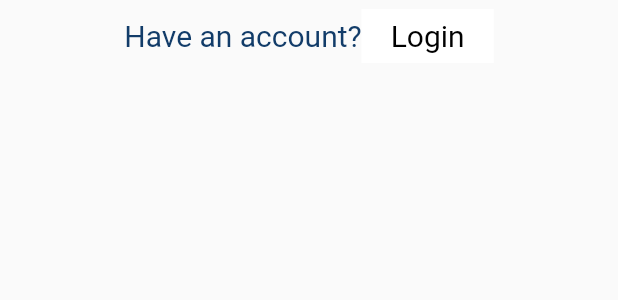
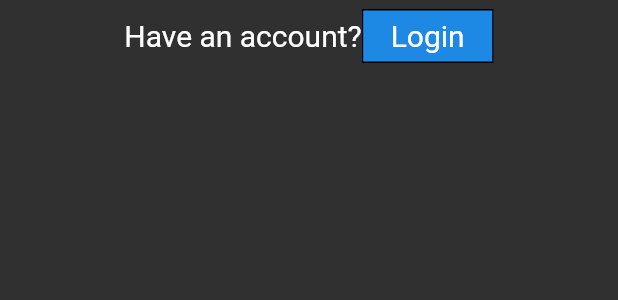
Before and after one commit to marawanthedev/FoodLyft, a Flutter app: the CustomFooter widget shown alone on an empty page, opened directly, on a phone screen of 412 x 824 dp. Shown: the top 300 px of the screen. Run offline on Flutter 3.47's test engine with Material 2 defaults, Android fonts, the phone set to English and light mode, and no system bars; our stand-ins replace cloud_firestore, get_it, sliding_up_panel, smooth_star_rating; accounts and stored records are empty; statements that could not run were skipped.

Commit message:
Fixed Dark Theme in Signup Page

```diff
--- a/lib/main.dart
+++ b/lib/main.dart
@@ -21,7 +21,7 @@ void main() async {
       ),
     ],
     child: theme.ThemeBuilder(
-      defaultBrightness: Brightness.light,
+      defaultBrightness: Brightness.dark,
       builder: (context, _brightness) {
         return MaterialApp(
             theme: ThemeData(
--- a/lib/screens/Signup/Signup_view.dart
+++ b/lib/screens/Signup/Signup_view.dart
@@ -22,10 +22,10 @@ class _SignUpScreenState extends State<SignUpScreen> {
   @override
   Widget build(BuildContext context) {
     return Container(
-        color: Colors.white,
+        //color: Colors.white,
         padding: EdgeInsets.only(top: 20, bottom: 20),
         child: Scaffold(
-            backgroundColor: Colors.white,
+            // backgroundColor: Colors.white,
             appBar: PreferredSize(
                 child: CustomAppBar(), preferredSize: Size.fromHeight(60)),
             body: ChangeNotifierProvider.value(
@@ -272,7 +272,7 @@ class _SignUpScreenState extends State<SignUpScreen> {
                                                 )),
                                             child: Text("Signup",
                                                 style: TextStyle(
-                                                    color: Colors.white,
+                                                    //color: Colors.white,
                                                     fontFamily: 'Roboto',
                                                     fontWeight:
                                                         FontWeight.normal,
--- a/lib/screens/Signup/widgets/footer.dart
+++ b/lib/screens/Signup/widgets/footer.dart
@@ -13,7 +13,7 @@ class CustomFooter extends StatelessWidget {
             Text(
               "Have an account?",
               style: TextStyle(
-                  color: HexColor("123C69"),
+                  //color: HexColor("123C69"),
                   fontSize: 20,
                   fontFamily: 'Roboto'),
             ),
--- a/lib/screens/Signup/widgets/loginButton.dart
+++ b/lib/screens/Signup/widgets/loginButton.dart
@@ -15,15 +15,15 @@ class ToLoginBtn extends StatelessWidget {
       shape: RoundedRectangleBorder(
           borderRadius: BorderRadius.circular(0),
           side: BorderSide(
-            color: Colors.white,
-          )),
+              // color: Colors.white,
+              )),
       child: Text("Login",
           style: TextStyle(
-              color: Colors.black,
+              //color: Colors.black,
               fontFamily: 'Roboto',
               fontWeight: FontWeight.normal,
               fontSize: 20)),
-      color: Colors.white,
+      // color: Colors.white,
     );
   }
 }
```
Also changed, not shown: lib/screens/Signup/widgets/appBar.dart (+6 -7 lines).
